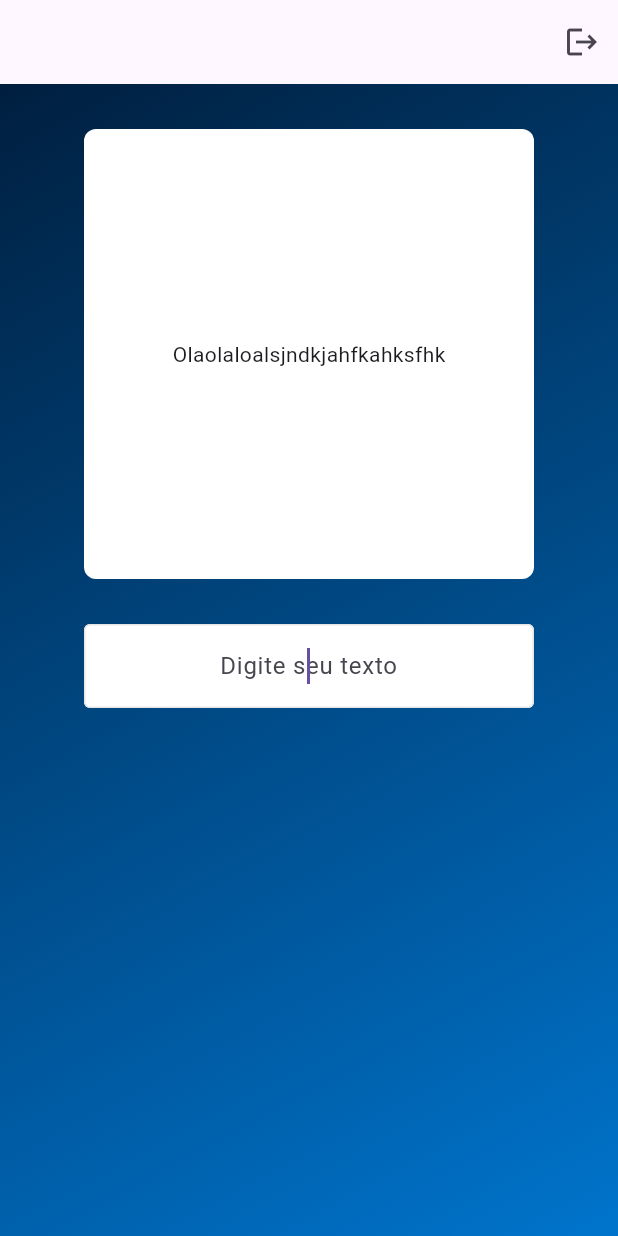
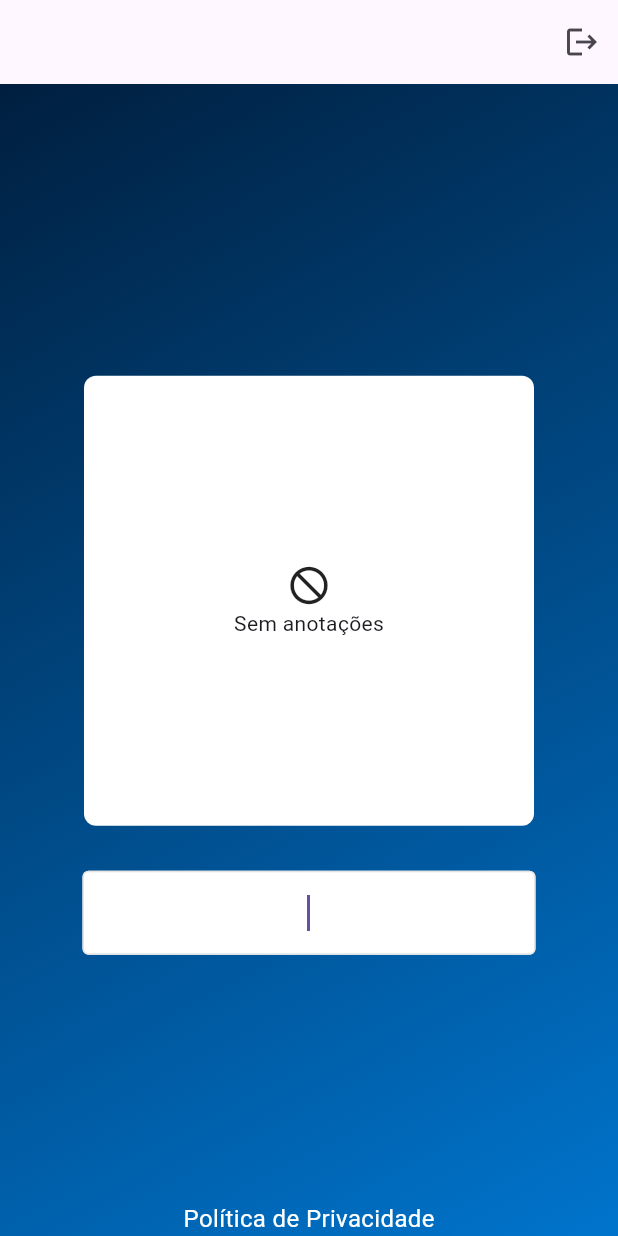
Before and after one commit to matheus-kittler/target_systems, a Flutter app: the screen it shows once a user with an empty profile is signed in, on a phone screen of 412 x 824 dp. Run offline on Flutter 3.47's test engine with Material 3 defaults, Android fonts, the phone set to English and light mode, and no system bars; our stand-ins replace firebase_auth, firebase_core, shared_preferences; accounts and stored records are empty; network calls fail.

Commit message:
update and adjust project

```diff
--- /dev/null
+++ b/lib/assets/constants.dart
@@ -0,0 +1,26 @@
+class Constants {
+  static const String ENTER = 'Entrar';
+  static const String USER = 'Usuário';
+  static const String PASSWORD = 'Senha';
+  static const String POLICY_PRIVACY = 'Política de Privacidade';
+  static const String YOUR_TEXT = 'Digite seu texto';
+  static const String URL = 'https://google.com.br/';
+  static const String INVALID_CREDENTIAL = 'invalid-credential';
+  static const String INVALID_EMAIL = 'invalid-email';
+  static const String INVALID_CREDENTIAL_MSG =
+      'The e-mail or/and password is not correct.';
+  static const String INVALID_EMAIL_MSG = 'The e-mail is not correct.';
+  static const String YES = 'Sim';
+  static const String NO = 'Não';
+  static const String DATA = 'myData';
+  static const String DELETE = 'Tem certeza que deseja deletar este item?';
+  static const String EMAIL_ERROR = 'Digite seu e-mail';
+  static const String EMAIL_INVALID = 'Digite seu e-mail corretamente, com o @';
+  static const String PASSWORD_ERROR = 'Digite sua senha';
+  static const String PASSWORD_MINIMUM =
+      'Sua senha precisa ter no mínimo 2 caracteres';
+  static const String EMPTY_LIST = 'Sem anotações';
+// static const String DATA = 'myData';
+// static const String DATA = 'myData';
+// static const String DATA = 'myData';
+}
--- a/lib/presentation/auth_page.dart
+++ b/lib/presentation/auth_page.dart
@@ -13,7 +13,7 @@
         stream: FirebaseAuth.instance.authStateChanges(),
         builder: (context, snapshot) {
           if (snapshot.hasData) {
-            return HomePage();
+            return const HomePage();
           } else {
             return const LoginPage();
           }
--- a/lib/presentation/home_page.dart
+++ b/lib/presentation/home_page.dart
@@ -3,10 +3,11 @@
 import 'package:firebase_auth/firebase_auth.dart';
 import 'package:flutter/material.dart';
 import 'package:shared_preferences/shared_preferences.dart';
+import 'package:target_challenge/assets/constants.dart';
 import 'package:target_challenge/models/note.dart';
 import 'package:target_challenge/widgets/custom_decoration.dart';
-// import 'package:target_challenge/widgets/custom_text_row.dart';
 import 'package:target_challenge/widgets/gradient_background.dart';
+import 'package:target_challenge/widgets/launch_url.dart';
 
 class HomePage extends StatefulWidget {
   const HomePage({super.key});
@@ -16,13 +17,35 @@
 }
 
 class HomePageState extends State<HomePage> {
+  final user = FirebaseAuth.instance.currentUser!;
+  late SharedPreferences shared;
+  final FocusNode unitCodeCtrlFocusNode = FocusNode();
+
+  //Colors
+  Color primeColor = const Color(0xFF001F3F);
+  Color secundaryColor = const Color(0xFF0074CC);
+  Color colorStandard = Colors.white;
+  //Strings
+  String data = Constants.DATA;
+  String yourText = Constants.YOUR_TEXT;
+  String delete = Constants.DELETE;
+  String yes = Constants.YES;
+  String no = Constants.NO;
+  String policy = Constants.POLICY_PRIVACY;
+  String url = Constants.URL;
+  String emptyList = Constants.EMPTY_LIST;
   TextEditingController noteController = TextEditingController();
   List<Note> notes = List.empty(growable: true);
+
+  //Mesuare
   int selectedIndex = -1;
-  late SharedPreferences shared;
-  final user = FirebaseAuth.instance.currentUser!;
-  Color primeColor = const Color(0xFF001F3F);
-  Color secundaryColor = const Color(0xFF0074CC);
+  double size_30 = 30;
+  double size_70 = 70;
+  double size_300 = 300;
+  double size_20 = 20;
+  double size_55 = 55;
+  double size_48 = 48;
+  double size_8 = 8;
 
   void signUserOut() {
     FirebaseAuth.instance.signOut();
@@ -36,17 +59,45 @@
   saveSharePreferences() {
     List<String> notetListString =
         notes.map((contact) => jsonEncode(contact.toJson())).toList();
-    shared.setStringList('myData', notetListString);
+    shared.setStringList(data, notetListString);
   }
 
   readFromSharedPreferences() {
-    List<String>? noteListString = shared.getStringList('myData');
+    List<String>? noteListString = shared.getStringList(data);
     if (noteListString != null) {
       notes = noteListString
           .map((contact) => Note.fromJson(json.decode(contact)))
           .toList();
     }
     setState(() {});
+  }
+
+  void alert(int index) {
+    showDialog(
+        context: context,
+        builder: (BuildContext context) {
+          return AlertDialog(
+            title: Text(delete),
+            content: Text(noteController.text = notes[index].text),
+            actions: [
+              TextButton(
+                  onPressed: () {
+                    setState(() {
+                      notes.removeAt(index);
+                    });
+
+                    saveSharePreferences();
+                    Navigator.of(context).pop();
+                  },
+                  child: Text(yes)),
+              TextButton(
+                  onPressed: () {
+                    Navigator.of(context).pop();
+                  },
+                  child: Text(no)),
+            ],
+          );
+        });
   }
 
   @override
@@ -71,39 +122,63 @@
         secondColor: secundaryColor,
         widget: Center(
           child: Column(
+            mainAxisAlignment: MainAxisAlignment.center,
+            children: [
+              Expanded(
+                child: Column(
+                  mainAxisAlignment: MainAxisAlignment.center,
                   children: [
                     notes.isEmpty
                         ? Padding(
-                      padding: EdgeInsets.only(top: 30, left: 48, right: 48),
+                            padding: EdgeInsets.only(
+                                top: size_30, left: size_48, right: size_48),
                             child: Container(
                               alignment: Alignment.center,
-                        width: 300,
-                        height: 300,
-                        padding: EdgeInsets.all(20),
+                              width: size_300,
+                              height: size_300,
+                              padding: EdgeInsets.all(size_20),
                               decoration: BoxDecoration(
-                            color: Colors.white,
-                            borderRadius: BorderRadius.circular(8)),
-                        child: Text('Olaolaloalsjndkjahfkahksfhk'),
+                                  color: colorStandard,
+                                  borderRadius: BorderRadius.circular(size_8)),
+                              child: Column(
+                                mainAxisAlignment: MainAxisAlignment.center,
+                                children: [
+                                  Icon(
+                                      size: size_30,
+                                      Icons.not_interested_sharp),
+                                  Text(emptyList),
+                                ],
+                              ),
                             ),
                           )
-                  : Expanded(
+                        : Padding(
+                            padding: EdgeInsets.only(
+                                top: size_30, left: size_48, right: size_48),
                             child: Container(
-                        decoration: BoxDecoration(color: Colors.white),
+                              alignment: Alignment.center,
+                              width: size_300,
+                              height: size_300,
+                              decoration: BoxDecoration(color: colorStandard),
                               child: ListView.builder(
                                   itemCount: notes.length,
-                            itemBuilder: (context, index) => getRow(index)),
+                                  itemBuilder: (context, index) =>
+                                      getRow(index)),
                             ),
                           ),
                     Padding(
-                padding: EdgeInsets.all(30.0),
+                      padding: EdgeInsets.only(
+                          top: size_30, left: size_55, right: size_55),
                       child: Container(
-                  width: 300,
+                        alignment: Alignment.center,
                         child: TextFormField(
                             textAlign: TextAlign.center,
-                      autovalidateMode: AutovalidateMode.onUserInteraction,
+                            autovalidateMode:
+                                AutovalidateMode.onUserInteraction,
                             controller: noteController,
+                            focusNode: unitCodeCtrlFocusNode,
                             keyboardType: TextInputType.text,
                             maxLines: 1,
+                            maxLength: 80,
                             autofocus: true,
                             onFieldSubmitted: (value) {
                               String text = noteController.text.trim();
@@ -114,11 +189,18 @@
                                 });
                                 saveSharePreferences();
                               }
+
+                              unitCodeCtrlFocusNode.requestFocus();
                             },
-                      decoration: CustomDecorationFormField.textFieldStyle(
-                          hintTextField: 'Digite seu texto')),
+                            decoration:
+                                CustomDecorationFormField.textFieldStyle(
+                                    hintTextField: yourText)),
                       ),
                     ),
+                  ],
+                ),
+              ),
+              LaunchUrl(text: policy, url: url),
             ],
           ),
         ),
@@ -129,15 +211,6 @@
   Widget getRow(int index) {
     return Card(
       child: ListTile(
-        leading: CircleAvatar(
-          backgroundColor:
-              index % 2 == 0 ? Colors.deepPurpleAccent : Colors.purple,
-          foregroundColor: Colors.white,
-          child: Text(
-            notes[index].text[0],
-            style: const TextStyle(fontWeight: FontWeight.bold),
-          ),
-        ),
         title: Column(
           crossAxisAlignment: CrossAxisAlignment.start,
           children: [
@@ -148,7 +221,7 @@
           ],
         ),
         trailing: SizedBox(
-          width: 70,
+          width: size_48,
           child: Row(
             children: [
               InkWell(
@@ -161,13 +234,7 @@
                   child: const Icon(Icons.edit)),
               InkWell(
                   onTap: (() {
-                    //
-                    setState(() {
-                      notes.removeAt(index);
-                    });
-                    // Saving contacts list into Shared Prefrences
-                    saveSharePreferences();
-                    //
+                    alert(index);
                   }),
                   child: const Icon(Icons.delete)),
             ],
--- a/lib/widgets/custom_decoration.dart
+++ b/lib/widgets/custom_decoration.dart
@@ -2,50 +2,57 @@
 
 class CustomDecorationFormField {
   static InputDecoration textFieldStyle({String hintTextField = ''}) {
+    Color colorError = const Color.fromARGB(255, 255, 157, 0);
+    Color colorErrorBorder = Colors.red;
+    Color colorStandard = Colors.white;
+    Color colorWhite = const Color(0xffE5E5E5);
+    double radius = 4;
+    double width = 1;
+
     return InputDecoration(
-      hintText: hintTextField,
+      errorStyle: TextStyle(color: colorError),
       errorMaxLines: 3,
       counterText: '',
       filled: true,
-      fillColor: Colors.white,
-      focusedBorder: const OutlineInputBorder(
-        borderRadius: BorderRadius.all(Radius.circular(4)),
+      fillColor: colorStandard,
+      focusedBorder: OutlineInputBorder(
+        borderRadius: BorderRadius.all(Radius.circular(radius)),
         borderSide: BorderSide(
-          width: 1,
-          color: Color(0xffE5E5E5),
+          width: width,
+          color: colorWhite,
         ),
       ),
-      disabledBorder: const OutlineInputBorder(
-        borderRadius: BorderRadius.all(Radius.circular(4)),
+      disabledBorder: OutlineInputBorder(
+        borderRadius: BorderRadius.all(Radius.circular(radius)),
         borderSide: BorderSide(
-          width: 1,
-          color: Color(0xffE5E5E5),
+          width: width,
+          color: colorWhite,
         ),
       ),
-      enabledBorder: const OutlineInputBorder(
-        borderRadius: BorderRadius.all(Radius.circular(4)),
+      enabledBorder: OutlineInputBorder(
+        borderRadius: BorderRadius.all(Radius.circular(radius)),
         borderSide: BorderSide(
-          width: 1,
-          color: Color(0xffE5E5E5),
+          width: width,
+          color: colorWhite,
         ),
       ),
-      border: const OutlineInputBorder(
-        borderRadius: BorderRadius.all(Radius.circular(4)),
+      border: OutlineInputBorder(
+        borderRadius: BorderRadius.all(Radius.circular(radius)),
         borderSide: BorderSide(
-          width: 1,
+          width: width,
         ),
       ),
-      errorBorder: const OutlineInputBorder(
-          borderRadius: BorderRadius.all(Radius.circular(4)),
+      errorBorder: OutlineInputBorder(
+          borderRadius: BorderRadius.all(Radius.circular(radius)),
           borderSide: BorderSide(
-            width: 1,
-            color: Colors.red,
+            width: width,
+            color: colorErrorBorder,
           )),
-      focusedErrorBorder: const OutlineInputBorder(
-        borderRadius: BorderRadius.all(Radius.circular(4)),
+      focusedErrorBorder: OutlineInputBorder(
+        borderRadius: BorderRadius.all(Radius.circular(radius)),
         borderSide: BorderSide(
-          width: 1,
-          color: Colors.red,
+          width: width,
+          color: colorErrorBorder,
         ),
       ),
     );
--- /dev/null
+++ b/lib/widgets/launch_url.dart
@@ -0,0 +1,41 @@
+import 'package:flutter/material.dart';
+import 'package:url_launcher/url_launcher_string.dart';
+
+class LaunchUrl extends StatelessWidget {
+  final String text;
+  final String url;
+
+  const LaunchUrl({
+    super.key,
+    required this.text,
+    required this.url,
+  });
+
+  @override
+  Widget build(BuildContext context) {
+    launchURL() async {
+      await launchUrlString(url);
+    }
+
+    //Colors
+    Color colorStandard = Colors.white;
+    //Mesuare
+    double size_16 = 16;
+
+    return Align(
+      alignment: Alignment.bottomCenter,
+      child: InkWell(
+        child: Text(
+          text,
+          style: TextStyle(
+            fontSize: size_16,
+            color: colorStandard,
+          ),
+        ),
+        onTap: () async {
+          launchURL();
+        },
+      ),
+    );
+  }
+}
```
Also changed, not shown: lib/presentation/login_page.dart (+58 -61 lines), lib/widgets/custom_text_field_email.dart (+43 -29 lines), lib/widgets/custom_text_field_password.dart (+39 -25 lines). Lines whose indentation alone changed are shown as unchanged.
